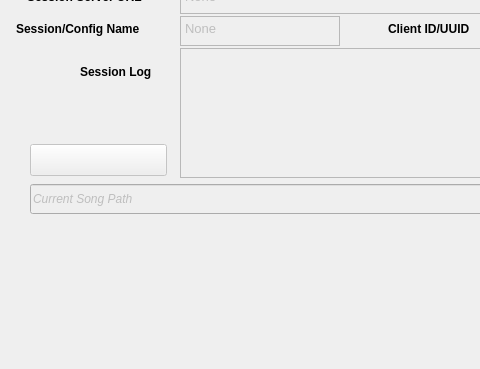
ahlstromcj/seq66, file seq_qt5/forms/qsessionframe.ui: the form before one commit; both pictures show x 0 to 480 and y 88 to 457 of the 680 by 457 pixel window.
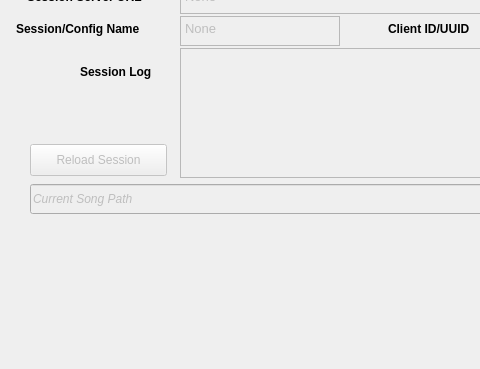
The form after the commit.

Commit message: Got issue #63 working for the live grid, also work on app reload.

The edit to the form file:
```diff
--- a/seq_qt5/forms/qsessionframe.ui
+++ b/seq_qt5/forms/qsessionframe.ui
@@ -220,7 +220,7 @@
     </size>
    </property>
    <property name="text">
-    <string/>
+    <string>Reload Session</string>
    </property>
   </widget>
   <widget class="QTextEdit" name="sessionManagerNameText">
```
Left out of the diff: 2 changed lines with no effect on the pictures. The commit also changes 31 other files.
